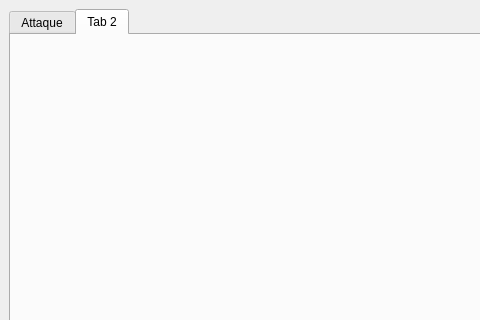
Old version of the form app/view/forms/characterwindow.ui in the repository r0nd0ud0u/qt-rpg; both pictures show x 0 to 480 and y 0 to 320 of the 800 by 600 pixel window.
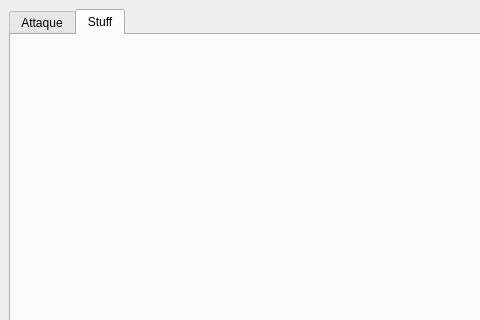
New version of the form. The open tabs and pages were chosen to show the change. Custom widgets are drawn as their Qt base class.

What changed in the file:
```diff
--- a/app/view/forms/characterwindow.ui
+++ b/app/view/forms/characterwindow.ui
@@ -24,7 +24,7 @@
       </widget>
       <widget class="QWidget" name="tab_2">
        <attribute name="title">
-        <string>Tab 2</string>
+        <string>Stuff</string>
        </attribute>
       </widget>
      </widget>
```
Left out of the diff: 5 changed lines with no effect on the pictures.
